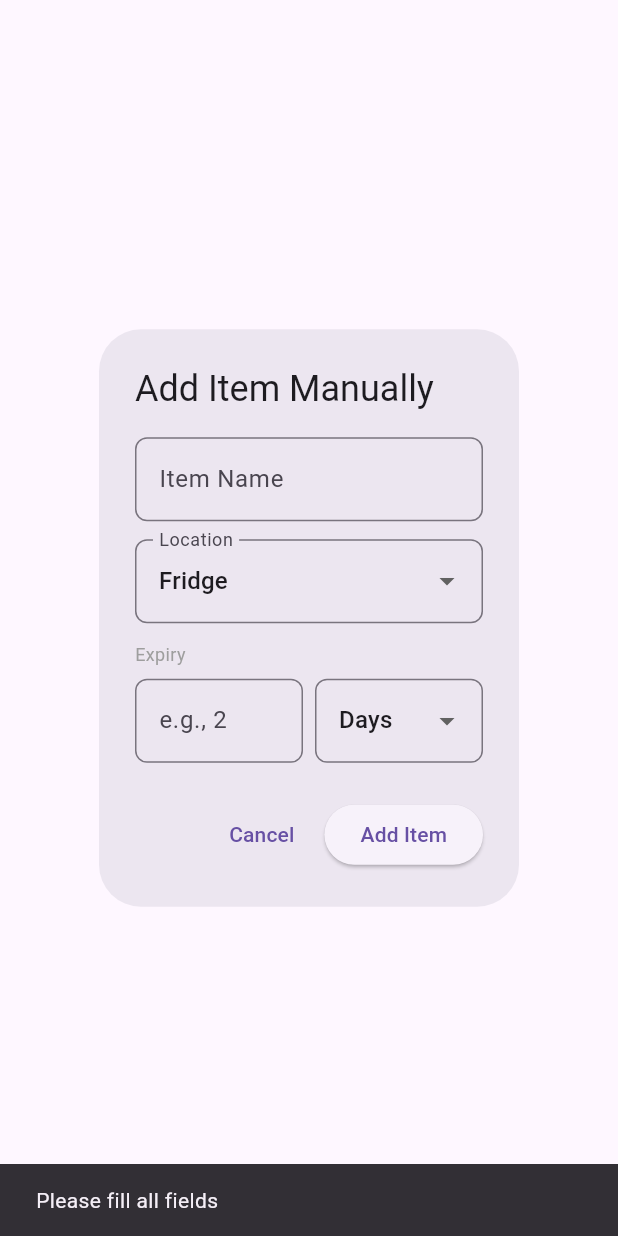
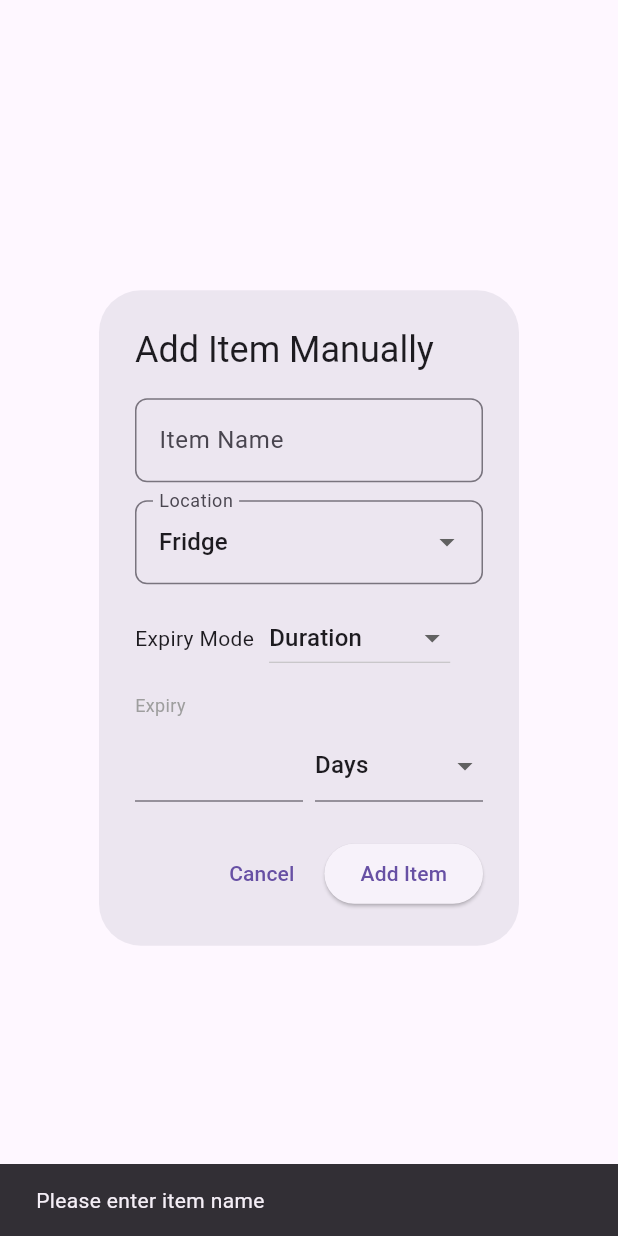
Before and after one commit to vishnumanoj008/kitchen_inventory_app, a Flutter app: the ManualEntryDialog widget shown alone on an empty page, opened directly, after a tap on "Add Item", on a phone screen of 412 x 824 dp. Run offline on Flutter 3.47's test engine with Material 3 defaults, Android fonts, the phone set to English and light mode, and no system bars; our stand-ins replace camera, firebase_core, flutter_local_notifications, permission_handler, sqflite; missing offline and left inert: flutter_sound, google_mlkit_image_labeling; accounts and stored records are empty; network calls fail.

Commit message:
Inventory Functions updated

```diff
--- a/lib/screens/inventory_screen.dart
+++ b/lib/screens/inventory_screen.dart
@@ -21,6 +21,8 @@
 class _InventoryScreenState extends State<InventoryScreen> {
   late String activeLocation;
   List<Item> items = [];
+  bool selectionMode = false;
+  Set<int> selectedItems = {};
 
   final FlutterLocalNotificationsPlugin _notifications =
       FlutterLocalNotificationsPlugin();
@@ -167,12 +169,12 @@
     if(s=="warning") return Colors.orange;
     return Colors.green;
   }
-
-  void showAddItemDialog() {
+  void showAddItemDialog() async {
       showDialog(
       context: context,
       builder: (context) => AddItemDialog(
         onNavigateToCamera: widget.onNavigateToCamera,
+        onItemAdded: loadItems,
       ),
     );
   }
@@ -183,6 +185,11 @@
       appBar: AppBar(
         title: const Text("Inventory"),
         centerTitle: true,
+      ),
+      floatingActionButton: FloatingActionButton(
+        onPressed: showAddItemDialog,
+        tooltip: "Add Item",
+        child: const Icon(Icons.add),
       ),
       body: Padding(
         padding: const EdgeInsets.all(16.0),
@@ -289,11 +296,22 @@
                           return GestureDetector(
                             onDoubleTap: () => _notifyItemExpiry(item),
                             child: Card(
+                              color: selectedItems.contains(item.id ?? i)
+                                  ? Colors.blue.shade50
+                                  : null,
                               margin: const EdgeInsets.symmetric(
                                 horizontal: 12,
                                 vertical: 6,
                               ),
                               child: ListTile(
+                                onTap: () {
+                                  showDialog(
+                                    context: context,
+                                    builder: (context) => ManualEntryDialog(
+                                      existingItem: item,
+                                    ),
+                                  ).then((_) => loadItems());
+                                },
                                 title: Text(item.name),
                                 subtitle: Text(
                                   "${item.category ?? "General"} • Expires in: ${_formatExpiry(item.expiry)}",
@@ -302,8 +320,30 @@
                                 trailing: Row(
                                   mainAxisSize: MainAxisSize.min,
                                   children: [
+
                                     Text("Qty: ${item.quantity}"),
+
                                     const SizedBox(width: 8),
+
+                                    IconButton(
+                                      icon: const Icon(Icons.edit, color: Colors.blue),
+                                      tooltip: 'Edit Item',
+                                      onPressed: () async {
+                                        final result = await showDialog(
+                                          context: context,
+                                          builder: (context) => ManualEntryDialog(
+                                            existingItem: item,
+                                          ),
+                                        );
+
+                                        if (result == true) {
+                                          loadItems();
+                                        }
+                                      },
+                                    ),
+
+                                    const SizedBox(width: 4),
+
                                     IconButton(
                                       icon: const Icon(Icons.delete, color: Colors.red),
                                       tooltip: 'Delete Item',
@@ -312,26 +352,36 @@
                                           context: context,
                                           builder: (context) => AlertDialog(
                                             title: const Text('Delete Item'),
-                                            content: Text('Are you sure you want to delete "${item.name}"?'),
+                                            content: Text(
+                                                'Are you sure you want to delete "${item.name}"?'),
                                             actions: [
                                               TextButton(
-                                                onPressed: () => Navigator.pop(context, false),
+                                                onPressed: () =>
+                                                    Navigator.pop(context, false),
                                                 child: const Text('Cancel'),
                                               ),
                                               ElevatedButton(
-                                                onPressed: () => Navigator.pop(context, true),
-                                                style: ElevatedButton.styleFrom(backgroundColor: Colors.red),
+                                                onPressed: () =>
+                                                    Navigator.pop(context, true),
+                                                style: ElevatedButton.styleFrom(
+                                                    backgroundColor: Colors.red),
                                                 child: const Text('Delete'),
                                               ),
                                             ],
                                           ),
                                         );
+
                                         if (confirm == true) {
-                                          await DatabaseHelper.instance.deleteItem(item.id ?? 0);
+                                          await DatabaseHelper.instance
+                                              .deleteItem(item.id ?? 0);
+
                                           loadItems();
+
                                           if (mounted) {
                                             ScaffoldMessenger.of(context).showSnackBar(
-                                              SnackBar(content: Text('Deleted item: ${item.name}')),
+                                              SnackBar(
+                                                content: Text('Deleted item: ${item.name}'),
+                                              ),
                                             );
                                           }
                                         }
@@ -358,8 +408,8 @@
 
 class AddItemDialog extends StatelessWidget {
   final VoidCallback? onNavigateToCamera;
-
-  const AddItemDialog({super.key, this.onNavigateToCamera});
+  final VoidCallback? onItemAdded;
+  const AddItemDialog({super.key, this.onNavigateToCamera, this.onItemAdded});
 
   @override
   Widget build(BuildContext context) {
@@ -416,7 +466,7 @@
               showDialog(
                 context: context,
                 builder: (context) => const ManualEntryDialog(),
-              );
+              ).then((_) => onItemAdded?.call());
             },
             child: Container(
               padding: const EdgeInsets.all(16),
@@ -446,7 +496,12 @@
 }
 
 class ManualEntryDialog extends StatefulWidget {
-  const ManualEntryDialog({super.key});
+  final Item? existingItem;
+
+  const ManualEntryDialog({
+    super.key,
+    this.existingItem,
+  });
 
   @override
   State<ManualEntryDialog> createState() => _ManualEntryDialogState();
@@ -455,11 +510,14 @@
 class _ManualEntryDialogState extends State<ManualEntryDialog> {
   late TextEditingController nameController;
   late TextEditingController expiryNumberController;
+
   String selectedLocation = "Fridge";
   String selectedTimeUnit = "Days";
 
   DateTime? selectedExpiryDate;
   TimeOfDay? selectedExpiryTime;
+
+  bool useSpecificDate = false;
 
   DateTime _combine(DateTime d, TimeOfDay t) {
     return DateTime(d.year, d.month, d.day, t.hour, t.minute);
@@ -489,8 +547,22 @@
   @override
   void initState() {
     super.initState();
+
     nameController = TextEditingController();
     expiryNumberController = TextEditingController();
+
+    if (widget.existingItem != null) {
+      nameController.text = widget.existingItem!.name;
+
+      selectedLocation =
+          widget.existingItem!.location == "pantry" ? "Pantry" : "Fridge";
+
+      if (widget.existingItem!.expiry != null) {
+        selectedExpiryDate = widget.existingItem!.expiry;
+        selectedExpiryTime = TimeOfDay.fromDateTime(widget.existingItem!.expiry!);
+        useSpecificDate = true;
+      }
+    }
   }
 
   @override
@@ -508,6 +580,7 @@
         child: Column(
           mainAxisSize: MainAxisSize.min,
           children: [
+
             TextField(
               controller: nameController,
               decoration: InputDecoration(
@@ -518,7 +591,9 @@
                 ),
               ),
             ),
+
             const SizedBox(height: 12),
+
             DropdownButtonFormField<String>(
               value: selectedLocation,
               decoration: InputDecoration(
@@ -537,25 +612,72 @@
                 });
               },
             ),
+
             const SizedBox(height: 12),
+
+            Row(
+              children: [
+                const Text("Expiry Mode"),
+                const SizedBox(width: 10),
+                DropdownButton<bool>(
+                  value: useSpecificDate,
+                  items: const [
+                    DropdownMenuItem(value: false, child: Text("Duration")),
+                    DropdownMenuItem(value: true, child: Text("Specific Date")),
+                  ],
+                  onChanged: (v) {
+                    setState(() {
+                      useSpecificDate = v ?? false;
+
+                      if (useSpecificDate && selectedExpiryDate == null) {
+                        selectedExpiryDate =
+                            DateTime.now().add(const Duration(days: 1));
+                      }
+
+                      if (!useSpecificDate && selectedExpiryDate != null) {
+                        final difference =
+                            selectedExpiryDate!.difference(DateTime.now()).inDays;
+
+                        if (difference > 0) {
+                          expiryNumberController.text = difference.toString();
+                          selectedTimeUnit = "Days";
+                        }
+                      }
+                    });
+                  },
+                )
+              ],
+            ),
+
+            const SizedBox(height: 12),
+
             Column(
               crossAxisAlignment: CrossAxisAlignment.start,
               children: [
-                const Text("Expiry", style: TextStyle(fontSize: 12, color: Colors.grey)),
+
+                const Text(
+                  "Expiry",
+                  style: TextStyle(fontSize: 12, color: Colors.grey),
+                ),
+
                 const SizedBox(height: 8),
-                Row(
+
+                useSpecificDate
+                    ? ElevatedButton(
+                        onPressed: _pickExpiryDateTime,
+                        child: Text(
+                          selectedExpiryDate == null
+                              ? "Pick Expiry Date"
+                              : "${selectedExpiryDate!.toLocal()} ${selectedExpiryTime?.format(context) ?? ""}",
+                        ),
+                      )
+                    : Row(
                         children: [
                           Expanded(
                             flex: 2,
                             child: TextField(
                               controller: expiryNumberController,
                               keyboardType: TextInputType.number,
-                        decoration: InputDecoration(
-                          hintText: "e.g., 2",
-                          border: OutlineInputBorder(
-                            borderRadius: BorderRadius.circular(8),
-                          ),
-                        ),
                             ),
                           ),
                           const SizedBox(width: 8),
@@ -563,11 +685,6 @@
                             flex: 2,
                             child: DropdownButtonFormField<String>(
                               value: selectedTimeUnit,
-                        decoration: InputDecoration(
-                          border: OutlineInputBorder(
-                            borderRadius: BorderRadius.circular(8),
-                          ),
-                        ),
                               items: const [
                                 DropdownMenuItem(value: "Days", child: Text("Days")),
                                 DropdownMenuItem(value: "Months", child: Text("Months")),
@@ -587,25 +704,41 @@
           ],
         ),
       ),
+
       actions: [
+
         TextButton(
           onPressed: () => Navigator.pop(context),
           child: const Text("Cancel"),
         ),
+
         ElevatedButton(
           onPressed: () async {
             final name = nameController.text.trim();
-            final expiryNum = int.tryParse(expiryNumberController.text) ?? 0;
 
-            if (name.isEmpty || expiryNum <= 0) {
+            if (name.isEmpty) {
               ScaffoldMessenger.of(context).showSnackBar(
-                const SnackBar(content: Text('Please fill all fields')),
+                const SnackBar(content: Text('Please enter item name')),
               );
               return;
             }
 
-            // Calculate expiry based on unit
-            DateTime expiryDate = DateTime.now();
+            DateTime? expiryDate;
+
+            if (useSpecificDate) {
+              if (selectedExpiryDate != null) {
+                if (selectedExpiryTime != null) {
+                  expiryDate = _combine(selectedExpiryDate!, selectedExpiryTime!);
+                } else {
+                  expiryDate = selectedExpiryDate!;
+                }
+              }
+            } else {
+              final expiryNum = int.tryParse(expiryNumberController.text);
+
+              if (expiryNum != null && expiryNum > 0) {
+                expiryDate = DateTime.now();
+
                 if (selectedTimeUnit == "Days") {
                   expiryDate = expiryDate.add(Duration(days: expiryNum));
                 } else if (selectedTimeUnit == "Months") {
@@ -614,14 +747,17 @@
                     expiryDate.month + expiryNum,
                     expiryDate.day,
                   );
-            } else if (selectedTimeUnit == "Years") {
+                } else {
                   expiryDate = DateTime(
                     expiryDate.year + expiryNum,
                     expiryDate.month,
                     expiryDate.day,
                   );
                 }
+              }
+            }
 
+            if (widget.existingItem == null) {
               await DatabaseHelper.instance.insertItem(
                 Item(
                   name: name,
@@ -631,15 +767,32 @@
                   category: "General",
                 ),
               );
+            } else {
+              await DatabaseHelper.instance.updateItem(
+                Item(
+                  id: widget.existingItem!.id,
+                  name: name,
+                  location: selectedLocation.toLowerCase(),
+                  expiry: expiryDate,
+                  quantity: 1,
+                  category: "General",
+                ),
+              );
+            }
 
             if (context.mounted) {
               Navigator.pop(context, true);
+
+              final message =
+                  widget.existingItem == null ? 'Added $name' : 'Updated $name';
+
               ScaffoldMessenger.of(context).showSnackBar(
-                SnackBar(content: Text('Added $name')),
+                SnackBar(content: Text(message)),
               );
             }
           },
-          child: const Text("Add Item"),
+
+          child: Text(widget.existingItem == null ? "Add Item" : "Update Item"),
         ),
       ],
     );
```
Also changed, not shown: pubspec.lock, 2 other files. Lines whose indentation alone changed are shown as unchanged.
